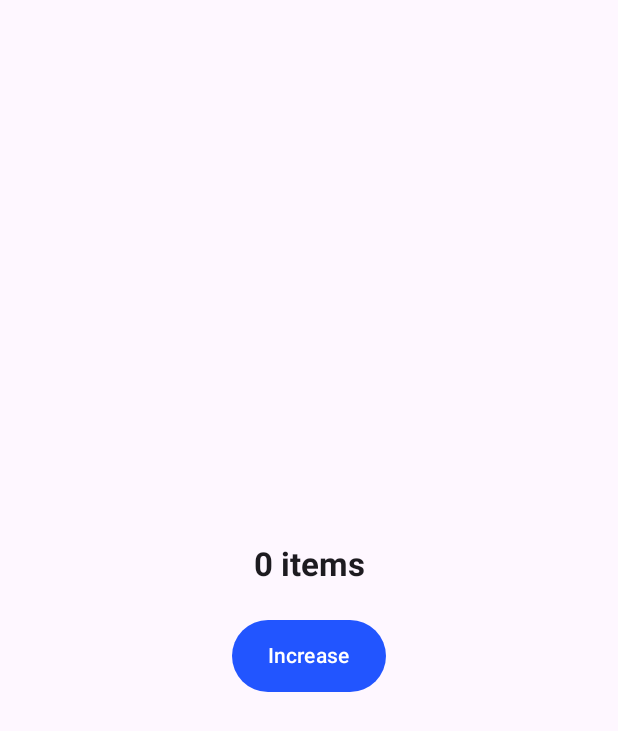
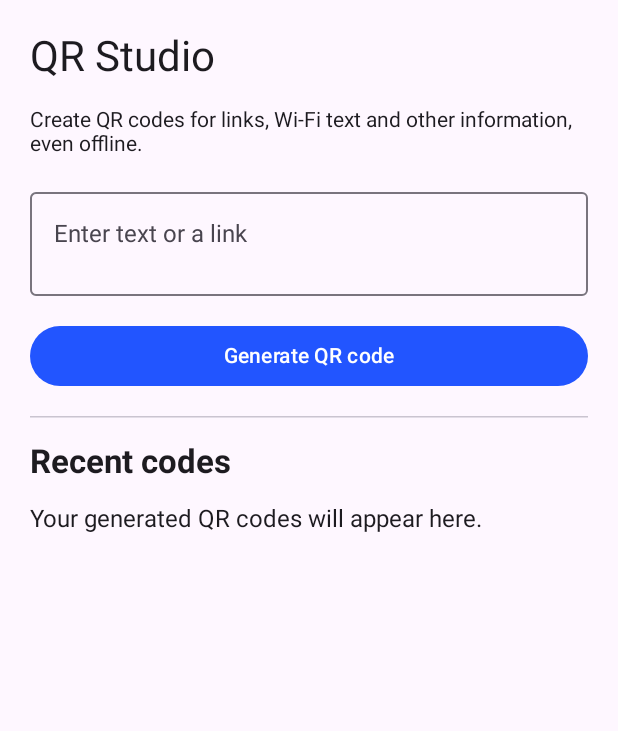
Before and after one commit to sistemacodigolucrativo/QR-Studio, an Android app built with Jetpack Compose: the screen it shows after launch (MainActivity), on a phone screen of 412 x 824 dp. Shown: the top 731 px of the screen. Run offline under Robolectric (Android 15) with nearby library versions, the phone set to English and light mode, and no system bars; our stand-ins replace Room's generated code, Timber, window size class.

Commit message:
feat: bootstrap QR Studio native MVP from Kotlin Master template

```diff
--- a/feature/home/build.gradle.kts
+++ b/feature/home/build.gradle.kts
@@ -1,4 +1,5 @@
 import java.util.Properties
+
 plugins {
     alias(libs.plugins.android.library)
     alias(libs.plugins.kotlin.android)
@@ -6,9 +7,11 @@ plugins {
     alias(libs.plugins.ktlint)
     alias(libs.plugins.detekt)
 }
+
 val appConfig = Properties().apply {
     rootProject.file("app-config.properties").inputStream().use { load(it) }
 }
+
 android {
     namespace = "br.com.universalbuild.feature.home"
     compileSdk = appConfig.getProperty("compileSdk").toInt()
@@ -23,14 +26,17 @@ android {
     }
 }
 kotlin { jvmToolchain(17) }
+
 dependencies {
     implementation(project(":core:common"))
     implementation(project(":core:ui"))
     implementation(project(":core:designsystem"))
+    implementation(project(":core:database"))
     implementation(libs.koin.android)
     implementation(libs.koin.compose)
     implementation(libs.androidx.lifecycle.viewmodel.compose)
     implementation(libs.kotlinx.coroutines.android)
+    implementation(libs.zxing.core)
     implementation(platform(libs.androidx.compose.bom))
     implementation(libs.androidx.compose.ui)
     implementation(libs.androidx.compose.material3)
--- a/feature/home/src/main/java/br/com/universalbuild/feature/home/data/InMemoryCounterRepository.kt
+++ /dev/null
@@ -1,16 +0,0 @@
-package br.com.universalbuild.feature.home.data
-
-import br.com.universalbuild.feature.home.domain.CounterRepository
-import kotlinx.coroutines.flow.MutableStateFlow
-import kotlinx.coroutines.flow.StateFlow
-import kotlinx.coroutines.flow.update
-
-/** Example data layer. Replace without changing screens, UseCases or shared modules. */
-class InMemoryCounterRepository : CounterRepository {
-    private val mutableCount = MutableStateFlow(0)
-    override val count: StateFlow<Int> = mutableCount
-
-    override suspend fun increment() {
-        mutableCount.update { it + 1 }
-    }
-}
--- /dev/null
+++ b/feature/home/src/main/java/br/com/universalbuild/feature/home/data/RoomQrHistoryRepository.kt
@@ -0,0 +1,25 @@
+package br.com.universalbuild.feature.home.data
+
+import br.com.universalbuild.core.database.SavedItem
+import br.com.universalbuild.core.database.SavedItemDao
+import br.com.universalbuild.feature.home.domain.QrHistoryItem
+import br.com.universalbuild.feature.home.domain.QrHistoryRepository
+import java.util.UUID
+import kotlinx.coroutines.flow.Flow
+import kotlinx.coroutines.flow.map
+
+/** Reuses the template's v1 Room table without a destructive schema change. */
+class RoomQrHistoryRepository(private val dao: SavedItemDao) : QrHistoryRepository {
+    override fun observeRecent(): Flow<List<QrHistoryItem>> =
+        dao.observeAll().map { items ->
+            items.map { item -> QrHistoryItem(item.id, item.title, item.createdAt) }
+        }
+
+    override suspend fun save(payload: String) {
+        dao.save(SavedItem(UUID.randomUUID().toString(), payload, System.currentTimeMillis()))
+    }
+
+    override suspend fun delete(id: String) {
+        dao.delete(id)
+    }
+}
--- a/feature/home/src/main/java/br/com/universalbuild/feature/home/di/HomeModule.kt
+++ b/feature/home/src/main/java/br/com/universalbuild/feature/home/di/HomeModule.kt
@@ -1,16 +1,18 @@
 package br.com.universalbuild.feature.home.di
 
-import br.com.universalbuild.feature.home.data.InMemoryCounterRepository
-import br.com.universalbuild.feature.home.domain.CounterRepository
-import br.com.universalbuild.feature.home.domain.IncrementCountUseCase
-import br.com.universalbuild.feature.home.domain.ObserveCountUseCase
+import br.com.universalbuild.core.database.MasterDatabase
+import br.com.universalbuild.feature.home.data.RoomQrHistoryRepository
+import br.com.universalbuild.feature.home.data.ZxingQrCodeEncoder
+import br.com.universalbuild.feature.home.domain.GenerateQrCodeUseCase
+import br.com.universalbuild.feature.home.domain.QrCodeEncoder
+import br.com.universalbuild.feature.home.domain.QrHistoryRepository
 import br.com.universalbuild.feature.home.ui.HomeViewModel
 import org.koin.core.module.dsl.viewModelOf
 import org.koin.dsl.module
 
 val homeModule = module {
-    single<CounterRepository> { InMemoryCounterRepository() }
-    factory { ObserveCountUseCase(get()) }
-    factory { IncrementCountUseCase(get()) }
+    single<QrCodeEncoder> { ZxingQrCodeEncoder() }
+    single<QrHistoryRepository> { RoomQrHistoryRepository(get<MasterDatabase>().savedItemDao()) }
+    factory { GenerateQrCodeUseCase(get()) }
     viewModelOf(::HomeViewModel)
 }
--- a/feature/home/src/main/java/br/com/universalbuild/feature/home/domain/CounterRepository.kt
+++ /dev/null
@@ -1,8 +0,0 @@
-package br.com.universalbuild.feature.home.domain
-
-import kotlinx.coroutines.flow.StateFlow
-
-interface CounterRepository {
-    val count: StateFlow<Int>
-    suspend fun increment()
-}
--- a/feature/home/src/main/java/br/com/universalbuild/feature/home/domain/CounterUseCases.kt
+++ /dev/null
@@ -1,11 +0,0 @@
-package br.com.universalbuild.feature.home.domain
-
-import kotlinx.coroutines.flow.StateFlow
-
-class ObserveCountUseCase(private val repository: CounterRepository) {
-    operator fun invoke(): StateFlow<Int> = repository.count
-}
-
-class IncrementCountUseCase(private val repository: CounterRepository) {
-    suspend operator fun invoke() = repository.increment()
-}
--- /dev/null
+++ b/feature/home/src/main/java/br/com/universalbuild/feature/home/domain/QrCodeGenerator.kt
@@ -0,0 +1,26 @@
+package br.com.universalbuild.feature.home.domain
+
+/** Binary raster independent of Android types, so encoding can be unit-tested. */
+data class QrMatrix(val size: Int, val pixels: BooleanArray) {
+    init {
+        require(size > 0 && pixels.size == size * size)
+    }
+}
+
+interface QrCodeEncoder {
+    fun encode(payload: String, size: Int): QrMatrix
+}
+
+class GenerateQrCodeUseCase(private val encoder: QrCodeEncoder) {
+    operator fun invoke(value: String): QrMatrix {
+        val text = value.trim()
+        require(text.isNotEmpty()) { "empty" }
+        require(text.toByteArray(Charsets.UTF_8).size <= MAX_INPUT_BYTES) { "too_long" }
+        return encoder.encode(text, DEFAULT_SIZE)
+    }
+
+    companion object {
+        const val MAX_INPUT_BYTES = 1024
+        const val DEFAULT_SIZE = 512
+    }
+}
--- a/feature/home/src/main/java/br/com/universalbuild/feature/home/ui/HomeScreen.kt
+++ b/feature/home/src/main/java/br/com/universalbuild/feature/home/ui/HomeScreen.kt
@@ -1,76 +1,188 @@
 package br.com.universalbuild.feature.home.ui
 
+import android.content.Intent
+import android.graphics.Bitmap
+import android.graphics.Color
+import androidx.compose.foundation.Image
+import androidx.compose.foundation.clickable
 import androidx.compose.foundation.layout.Arrangement
-import androidx.compose.foundation.layout.Box
 import androidx.compose.foundation.layout.Column
 import androidx.compose.foundation.layout.Row
-import androidx.compose.foundation.layout.fillMaxSize
+import androidx.compose.foundation.layout.Spacer
 import androidx.compose.foundation.layout.fillMaxWidth
 import androidx.compose.foundation.layout.padding
-import androidx.compose.foundation.layout.sizeIn
+import androidx.compose.foundation.layout.size
+import androidx.compose.foundation.layout.weight
+import androidx.compose.foundation.layout.widthIn
+import androidx.compose.foundation.rememberScrollState
+import androidx.compose.foundation.verticalScroll
 import androidx.compose.material3.Button
+import androidx.compose.material3.CircularProgressIndicator
+import androidx.compose.material3.HorizontalDivider
 import androidx.compose.material3.MaterialTheme
+import androidx.compose.material3.OutlinedButton
+import androidx.compose.material3.OutlinedTextField
 import androidx.compose.material3.Scaffold
 import androidx.compose.material3.Text
+import androidx.compose.material3.TextButton
 import androidx.compose.runtime.Composable
 import androidx.compose.runtime.collectAsState
 import androidx.compose.runtime.getValue
+import androidx.compose.runtime.remember
 import androidx.compose.ui.Alignment
 import androidx.compose.ui.Modifier
+import androidx.compose.ui.graphics.asImageBitmap
+import androidx.compose.ui.platform.LocalContext
 import androidx.compose.ui.platform.testTag
 import androidx.compose.ui.res.stringResource
-import br.com.universalbuild.core.designsystem.theme.MasterDimens
+import androidx.compose.ui.unit.dp
 import br.com.universalbuild.feature.home.R
+import br.com.universalbuild.feature.home.domain.QrHistoryItem
+import br.com.universalbuild.feature.home.domain.QrMatrix
 import org.koin.androidx.compose.koinViewModel
 
 @Composable
 fun HomeRoute(isExpanded: Boolean, viewModel: HomeViewModel = koinViewModel()) {
     val state by viewModel.uiState.collectAsState()
-    HomeScreen(state = state, isExpanded = isExpanded, onIncrement = viewModel::increment)
+    val context = LocalContext.current
+    HomeScreen(
+        state = state,
+        isExpanded = isExpanded,
+        onInputChange = viewModel::updateInput,
+        onGenerate = viewModel::generate,
+        onOpenHistory = viewModel::reopen,
+        onDeleteHistory = viewModel::deleteHistory,
+        onShare = { payload ->
+            val intent = Intent(Intent.ACTION_SEND).apply {
+                type = "text/plain"
+                putExtra(Intent.EXTRA_TEXT, payload)
+            }
+            context.startActivity(Intent.createChooser(intent, null))
+        }
+    )
 }
 
 @Composable
-fun HomeScreen(state: HomeUiState, isExpanded: Boolean, onIncrement: () -> Unit) {
-    Scaffold { padding ->
-        Box(
-            modifier = Modifier.fillMaxSize().padding(padding).padding(MasterDimens.spacingLarge),
-            contentAlignment = Alignment.Center
+fun HomeScreen(
+    state: HomeUiState,
+    isExpanded: Boolean,
+    onInputChange: (String) -> Unit,
+    onGenerate: () -> Unit,
+    onOpenHistory: (String) -> Unit,
+    onDeleteHistory: (String) -> Unit,
+    onShare: (String) -> Unit
+) {
+    Scaffold { innerPadding ->
+        Column(
+            modifier = Modifier
+                .fillMaxWidth()
+                .verticalScroll(rememberScrollState())
+                .padding(innerPadding)
+                .padding(20.dp),
+            verticalArrangement = Arrangement.spacedBy(16.dp),
+            horizontalAlignment = Alignment.CenterHorizontally
         ) {
-            val label: @Composable () -> Unit = {
+            Column(
+                modifier = Modifier
+                    .fillMaxWidth()
+                    .widthIn(max = if (isExpanded) 720.dp else 480.dp),
+                verticalArrangement = Arrangement.spacedBy(16.dp)
+            ) {
+                Text(stringResource(R.string.qr_title), style = MaterialTheme.typography.headlineMedium)
+                Text(stringResource(R.string.qr_subtitle), style = MaterialTheme.typography.bodyMedium)
+                OutlinedTextField(
+                    value = state.input,
+                    onValueChange = onInputChange,
+                    modifier = Modifier.fillMaxWidth().testTag("qr-input"),
+                    label = { Text(stringResource(R.string.qr_input_label)) },
+                    minLines = 2,
+                    maxLines = 5
+                )
+                Button(
+                    onClick = onGenerate,
+                    enabled = !state.generating,
+                    modifier = Modifier.fillMaxWidth().testTag("qr-generate")
+                ) {
+                    if (state.generating) {
+                        CircularProgressIndicator(modifier = Modifier.size(18.dp))
+                    } else {
+                        Text(stringResource(R.string.qr_generate))
+                    }
+                }
+                val errorMessage = when (state.error) {
+                    QrError.EMPTY -> R.string.qr_error_empty
+                    QrError.TOO_LONG -> R.string.qr_error_too_long
+                    QrError.ENCODING_FAILED -> R.string.qr_error_generation
+                    null -> null
+                }
+                if (errorMessage != null) {
+                    Text(
+                        stringResource(errorMessage),
+                        color = MaterialTheme.colorScheme.error
+                    )
+                }
+                state.qrMatrix?.let { qr ->
+                    val bitmap = remember(qr) { qr.toBitmap() }
+                    Image(
+                        bitmap = bitmap.asImageBitmap(),
+                        contentDescription = stringResource(R.string.qr_result_description),
+                        modifier = Modifier.size(256.dp)
+                            .align(Alignment.CenterHorizontally)
+                            .testTag("qr-result")
+                    )
+                    OutlinedButton(
+                        onClick = { onShare(state.input.trim()) },
+                        modifier = Modifier.fillMaxWidth()
+                    ) {
+                        Text(stringResource(R.string.qr_share_text))
+                    }
+                }
+                HorizontalDivider()
                 Text(
-                    text = stringResource(R.string.home_counter, state.count),
+                    stringResource(R.string.qr_history_title),
                     style = MaterialTheme.typography.titleLarge
                 )
-            }
-            val action: @Composable () -> Unit = {
-                Button(
-                    onClick = onIncrement,
-                    modifier = Modifier
-                        .sizeIn(minHeight = MasterDimens.touchTarget)
-                        .testTag("home-increment")
-                ) {
-                    Text(stringResource(R.string.home_increment))
+                if (state.history.isEmpty()) {
+                    Text(stringResource(R.string.qr_history_empty))
+                } else {
+                    state.history.take(20).forEach { item ->
+                        HistoryRow(item, onOpenHistory, onDeleteHistory)
+                        HorizontalDivider()
+                    }
                 }
-            }
-            if (isExpanded) {
-                Row(
-                    modifier = Modifier.fillMaxWidth().sizeIn(maxWidth = MasterDimens.maxContentWidth),
-                    horizontalArrangement = Arrangement.spacedBy(MasterDimens.spacingLarge),
-                    verticalAlignment = Alignment.CenterVertically
-                ) {
-                    label()
-                    action()
-                }
-            } else {
-                Column(
-                    modifier = Modifier.fillMaxWidth(),
-                    verticalArrangement = Arrangement.spacedBy(MasterDimens.spacingLarge),
-                    horizontalAlignment = Alignment.CenterHorizontally
-                ) {
-                    label()
-                    action()
-                }
+                Spacer(modifier = Modifier.size(8.dp))
             }
         }
     }
 }
+
+@Composable
+private fun HistoryRow(
+    item: QrHistoryItem,
+    onOpenHistory: (String) -> Unit,
+    onDeleteHistory: (String) -> Unit
+) {
+    Row(
+        modifier = Modifier.fillMaxWidth(),
+        verticalAlignment = Alignment.CenterVertically,
+        horizontalArrangement = Arrangement.spacedBy(8.dp)
+    ) {
+        Text(
+            item.payload,
+            modifier = Modifier.weight(1f)
+                .clickable { onOpenHistory(item.payload) }
+                .testTag("qr-history-item"),
+            maxLines = 2
+        )
+        TextButton(onClick = { onDeleteHistory(item.id) }) {
+            Text(stringResource(R.string.qr_remove))
+        }
+    }
+}
+
+private fun QrMatrix.toBitmap(): Bitmap {
+    val argb = IntArray(pixels.size) { index ->
+        if (pixels[index]) Color.BLACK else Color.WHITE
+    }
+    return Bitmap.createBitmap(argb, size, size, Bitmap.Config.ARGB_8888)
+}
--- a/feature/home/src/main/java/br/com/universalbuild/feature/home/ui/HomeViewModel.kt
+++ b/feature/home/src/main/java/br/com/universalbuild/feature/home/ui/HomeViewModel.kt
@@ -2,25 +2,82 @@ package br.com.universalbuild.feature.home.ui
 
 import androidx.lifecycle.ViewModel
 import androidx.lifecycle.viewModelScope
-import br.com.universalbuild.feature.home.domain.IncrementCountUseCase
-import br.com.universalbuild.feature.home.domain.ObserveCountUseCase
+import br.com.universalbuild.feature.home.domain.GenerateQrCodeUseCase
+import br.com.universalbuild.feature.home.domain.QrHistoryItem
+import br.com.universalbuild.feature.home.domain.QrHistoryRepository
+import br.com.universalbuild.feature.home.domain.QrMatrix
+import kotlinx.coroutines.Dispatchers
+import kotlinx.coroutines.flow.MutableStateFlow
 import kotlinx.coroutines.flow.SharingStarted
 import kotlinx.coroutines.flow.StateFlow
-import kotlinx.coroutines.flow.map
+import kotlinx.coroutines.flow.combine
 import kotlinx.coroutines.flow.stateIn
 import kotlinx.coroutines.launch
+import kotlinx.coroutines.withContext
 
-data class HomeUiState(val count: Int = 0)
+enum class QrError { EMPTY, TOO_LONG, ENCODING_FAILED }
+
+data class HomeUiState(
+    val input: String = "",
+    val qrMatrix: QrMatrix? = null,
+    val history: List<QrHistoryItem> = emptyList(),
+    val generating: Boolean = false,
+    val error: QrError? = null
+)
 
 class HomeViewModel(
-    observeCount: ObserveCountUseCase,
-    private val incrementCount: IncrementCountUseCase
+    private val generateQrCode: GenerateQrCodeUseCase,
+    private val historyRepository: QrHistoryRepository
 ) : ViewModel() {
+    private val input = MutableStateFlow("")
+    private val matrix = MutableStateFlow<QrMatrix?>(null)
+    private val generating = MutableStateFlow(false)
+    private val error = MutableStateFlow<QrError?>(null)
+
     val uiState: StateFlow<HomeUiState> =
-        observeCount().map { HomeUiState(count = it) }
-            .stateIn(viewModelScope, SharingStarted.WhileSubscribed(5_000), HomeUiState())
+        combine(input, matrix, generating, error, historyRepository.observeRecent()) {
+                value, image, isGenerating, failure, items ->
+            HomeUiState(value, image, items, isGenerating, failure)
+        }.stateIn(viewModelScope, SharingStarted.WhileSubscribed(5_000), HomeUiState())
 
-    fun increment() {
-        viewModelScope.launch { incrementCount() }
+    fun updateInput(value: String) {
+        input.value = value
+        matrix.value = null
+        error.value = null
+    }
+
+    fun generate() {
+        if (generating.value) return
+        val payload = input.value.trim()
+        if (payload.isBlank()) {
+            error.value = QrError.EMPTY
+            return
+        }
+        if (payload.toByteArray(Charsets.UTF_8).size > GenerateQrCodeUseCase.MAX_INPUT_BYTES) {
+            error.value = QrError.TOO_LONG
+            return
+        }
+        viewModelScope.launch {
+            generating.value = true
+            error.value = null
+            try {
+                val encoded = withContext(Dispatchers.Default) { generateQrCode(payload) }
+                matrix.value = encoded
+                historyRepository.save(payload)
+            } catch (_: Exception) {
+                error.value = QrError.ENCODING_FAILED
+            } finally {
+                generating.value = false
+            }
+        }
+    }
+
+    fun reopen(payload: String) {
+        updateInput(payload)
+        generate()
+    }
+
+    fun deleteHistory(id: String) {
+        viewModelScope.launch { historyRepository.delete(id) }
     }
 }
--- a/feature/home/src/main/res/values/strings.xml
+++ b/feature/home/src/main/res/values/strings.xml
@@ -1,5 +1,15 @@
 <?xml version="1.0" encoding="utf-8"?>
 <resources>
-    <string name="home_counter">%1$d items</string>
-    <string name="home_increment">Increase</string>
+    <string name="qr_title">QR Studio</string>
+    <string name="qr_subtitle">Create QR codes for links, Wi-Fi text and other information, even offline.</string>
+    <string name="qr_input_label">Enter text or a link</string>
+    <string name="qr_generate">Generate QR code</string>
+    <string name="qr_share_text">Share text</string>
+    <string name="qr_result_description">Generated QR code</string>
+    <string name="qr_history_title">Recent codes</string>
+    <string name="qr_history_empty">Your generated QR codes will appear here.</string>
+    <string name="qr_remove">Delete</string>
+    <string name="qr_error_empty">Enter a value before generating.</string>
+    <string name="qr_error_too_long">Input is too long (maximum 1024 bytes).</string>
+    <string name="qr_error_generation">Could not generate this QR code.</string>
 </resources>
--- a/gradle/libs.versions.toml
+++ b/gradle/libs.versions.toml
@@ -1,4 +1,5 @@
 [versions]
+zxing = "3.5.3"
 agp = "8.11.1"
 kotlin = "2.1.21"
 ksp = "2.1.21-2.0.2"
@@ -22,6 +23,7 @@ ktlint = "12.3.0"
 detekt = "1.23.8"
 
 [libraries]
+zxing-core = { module = "com.google.zxing:core", version.ref = "zxing" }
 androidx-core-ktx = { module = "androidx.core:core-ktx", version.ref = "coreKtx" }
 androidx-activity-compose = { module = "androidx.activity:activity-compose", version.ref = "activityCompose" }
 androidx-lifecycle-runtime-ktx = { module = "androidx.lifecycle:lifecycle-runtime-ktx", version.ref = "lifecycle" }
```
Also changed, not shown: feature/home/src/main/java/br/com/universalbuild/feature/home/data/ZxingQrCodeEncoder.kt (added, +23 -0 lines), feature/home/src/main/java/br/com/universalbuild/feature/home/domain/QrHistoryRepository.kt (added, +13 -0 lines), 6 other files.
